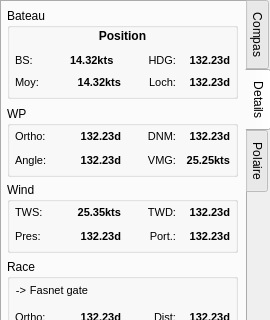
Above: src/Ui/BoardVlmNew.ui from nohal/qtVlm before the change; both pictures show x 0 to 270 and y 0 to 320 of the 270 by 509 pixel window. Below: the same form after it.
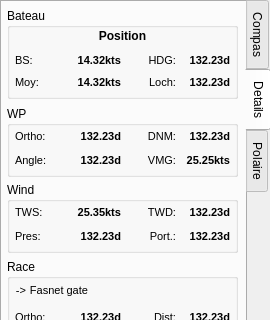
That is the form after the change. The open tabs and pages were chosen to show the change. Custom widgets are drawn as their Qt base class.

Commit message: Fix one misaligned label

```diff
--- a/src/Ui/BoardVlmNew.ui
+++ b/src/Ui/BoardVlmNew.ui
@@ -313,7 +313,7 @@
            <string>14.32kts</string>
           </property>
           <property name="alignment">
-           <set>Qt::AlignLeading|Qt::AlignLeft|Qt::AlignVCenter</set>
+           <set>Qt::AlignRight|Qt::AlignTrailing|Qt::AlignVCenter</set>
           </property>
          </widget>
         </item>
```
